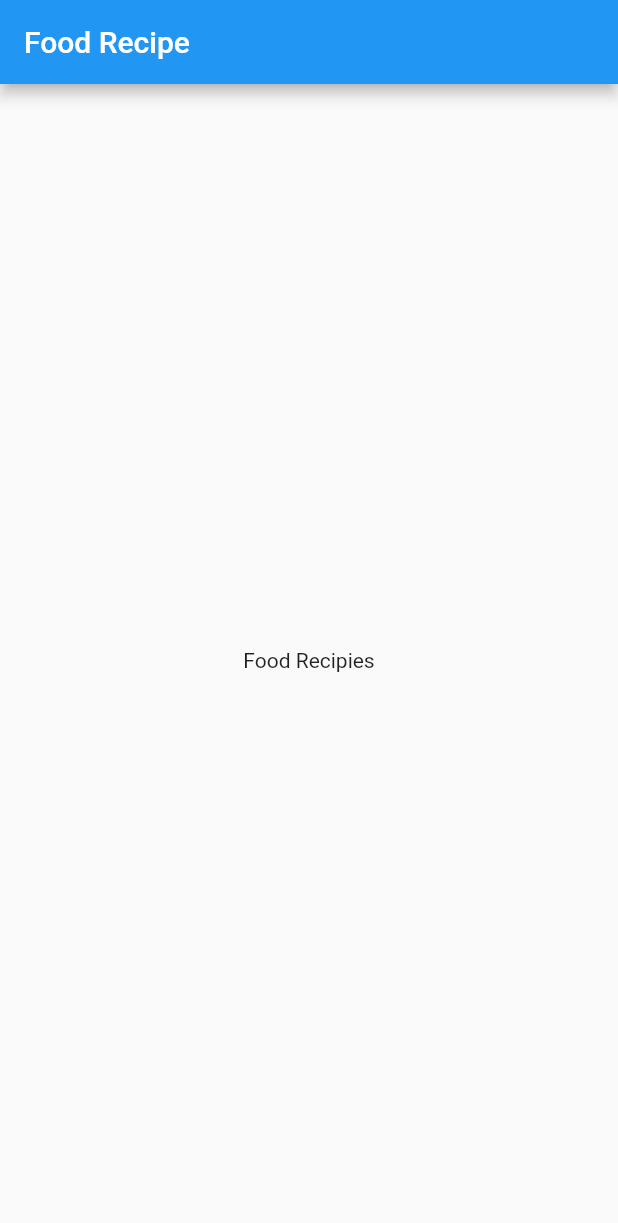
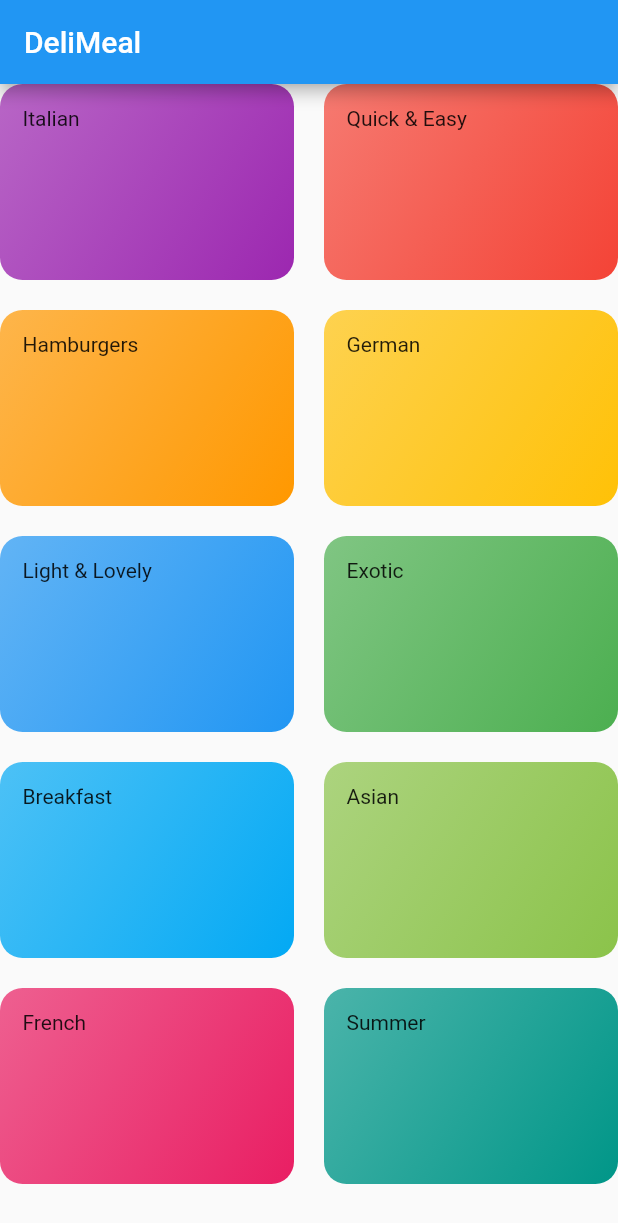
Before and after one commit to Adarshkumar167/food_recipe, a Flutter app: the screen it shows after launch, on a phone screen of 412 x 824 dp. Shown: the top 1223 px of the screen. Run offline on Flutter 3.47's test engine with Material 2 defaults, Android fonts, the phone set to English and light mode, and no system bars.

Commit message:
2nd commit

```diff
--- a/lib/categories_screen.dart
+++ b/lib/categories_screen.dart
@@ -0,0 +1,31 @@
+import 'package:flutter/material.dart';
+
+import './dummy_data.dart';
+import 'category_item.dart';
+
+class CategoriesScreen extends StatelessWidget {
+  const CategoriesScreen({super.key});
+
+  @override
+  Widget build(BuildContext context) {
+    return Scaffold(
+      appBar: AppBar(
+        title: const Text('DeliMeal'),
+      ),
+      body: GridView(
+        gridDelegate: const SliverGridDelegateWithMaxCrossAxisExtent(
+          maxCrossAxisExtent: 200,
+          childAspectRatio: 3 / 2,
+          crossAxisSpacing: 20,
+          mainAxisSpacing: 20,
+        ),
+        children: DUMMY_CATEGORIES
+            .map((catData) => CategoryItem(
+                  catData.title,
+                  catData.color,
+                ))
+            .toList(),
+      ),
+    );
+  }
+}
--- /dev/null
+++ b/lib/category_item.dart
@@ -0,0 +1,27 @@
+import 'package:flutter/material.dart';
+
+class CategoryItem extends StatelessWidget {
+  final String title;
+  final Color color;
+
+  const CategoryItem(this.title, this.color, {super.key});
+
+  @override
+  Widget build(BuildContext context) {
+    return Container(
+      padding: const EdgeInsets.all(15),
+      decoration: BoxDecoration(
+        gradient: LinearGradient(
+          colors: [
+            color.withOpacity(0.7),
+            color,
+          ],
+          begin: Alignment.topLeft,
+          end: Alignment.bottomRight,
+        ),
+        borderRadius: BorderRadius.circular(15),
+      ),
+      child: Text(title),
+    );
+  }
+}
--- /dev/null
+++ b/lib/dummy_data.dart
@@ -0,0 +1,57 @@
+import 'package:flutter/material.dart';
+
+import './models/category.dart';
+
+// ignore: constant_identifier_names
+const DUMMY_CATEGORIES = [
+  Category(
+    id: 'c1',
+    title: 'Italian',
+    color: Colors.purple,
+  ),
+  Category(
+    id: 'c2',
+    title: 'Quick & Easy',
+    color: Colors.red,
+  ),
+  Category(
+    id: 'c3',
+    title: 'Hamburgers',
+    color: Colors.orange,
+  ),
+  Category(
+    id: 'c4',
+    title: 'German',
+    color: Colors.amber,
+  ),
+  Category(
+    id: 'c5',
+    title: 'Light & Lovely',
+    color: Colors.blue,
+  ),
+  Category(
+    id: 'c6',
+    title: 'Exotic',
+    color: Colors.green,
+  ),
+  Category(
+    id: 'c7',
+    title: 'Breakfast',
+    color: Colors.lightBlue,
+  ),
+  Category(
+    id: 'c8',
+    title: 'Asian',
+    color: Colors.lightGreen,
+  ),
+  Category(
+    id: 'c9',
+    title: 'French',
+    color: Colors.pink,
+  ),
+  Category(
+    id: 'c10',
+    title: 'Summer',
+    color: Colors.teal,
+  ),
+];
--- a/lib/main.dart
+++ b/lib/main.dart
@@ -1,4 +1,5 @@
 import 'package:flutter/material.dart';
+import './categories_screen.dart';
 
 void main() {
   runApp(const MyApp());
@@ -14,27 +15,7 @@ class MyApp extends StatelessWidget {
       theme: ThemeData(
         primarySwatch: Colors.blue,
       ),
-      home: const MyHomePage(title: 'Food Recipe'),
+      home: const CategoriesScreen(),
     );
   }
 }
-
-class MyHomePage extends StatefulWidget {
-  const MyHomePage({super.key, required this.title});
-  final String title;
-
-  @override
-  State<MyHomePage> createState() => _MyHomePageState();
-}
-
-class _MyHomePageState extends State<MyHomePage> {
-  @override
-  Widget build(BuildContext context) {
-    return Scaffold(
-      appBar: AppBar(
-        title: Text(widget.title),
-      ),
-      body: const Center(child: Text('Food Recipies')),
-    );
-  }
-}
--- /dev/null
+++ b/lib/models/category.dart
@@ -0,0 +1,13 @@
+import 'package:flutter/material.dart';
+
+class Category {
+  final String id;
+  final String title;
+  final Color color;
+
+  const Category({
+    required this.id,
+    required this.title,
+    this.color = Colors.orange,
+  });
+}
```
